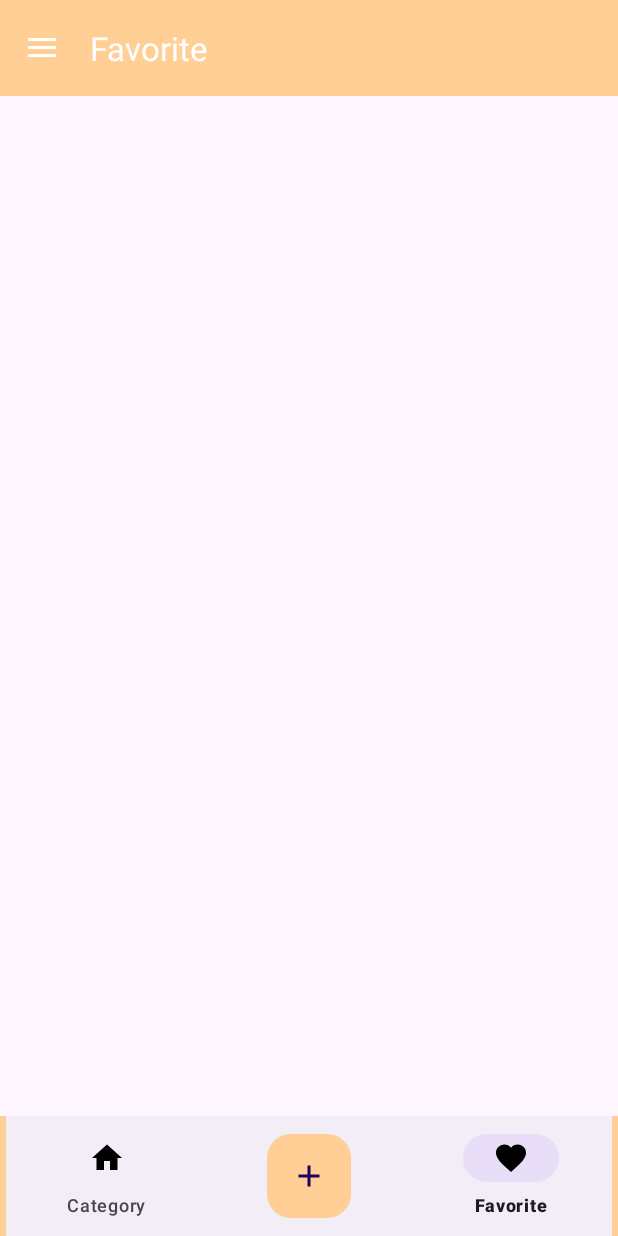
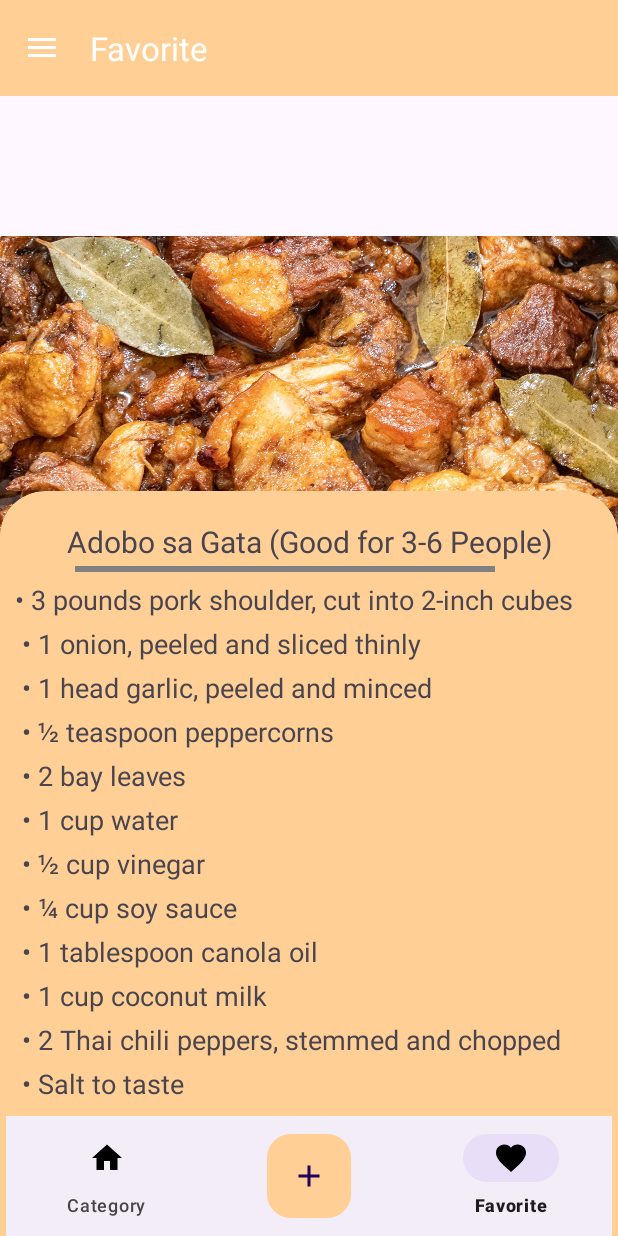
Before and after one commit to Juliusramos/Final, an Android app: the screen it shows after launch (MainActivity), item 3 of the bottom bar chosen, on a phone screen of 412 x 824 dp. Run offline under Robolectric (Android 15) with nearby library versions, the phone set to English and light mode, and no system bars.

Commit message:
for saving trying adobo

```diff
--- a/app/build.gradle.kts
+++ b/app/build.gradle.kts
@@ -51,4 +51,5 @@ dependencies {
     testImplementation("junit:junit:4.13.2")
     androidTestImplementation("androidx.test.ext:junit:1.1.5")
     androidTestImplementation("androidx.test.espresso:espresso-core:3.5.1")
+    implementation("androidx.cardview:cardview:1.0.0")
 }
--- a/app/src/main/java/com/firstapp/loginactivity/bottom_fragments/FavFragment.kt
+++ b/app/src/main/java/com/firstapp/loginactivity/bottom_fragments/FavFragment.kt
@@ -35,7 +35,7 @@ class FavFragment : Fragment() {
         savedInstanceState: Bundle?
     ): View? {
         // Inflate the layout for this fragment
-        return inflater.inflate(R.layout.fragment_fav, container, false)
+        return inflater.inflate(R.layout.fragment_porkadobo, container, false)
     }
 
     companion object {
--- /dev/null
+++ b/app/src/main/java/com/firstapp/loginactivity/bottom_fragments/PorkAdobo.kt
@@ -0,0 +1,32 @@
+package com.firstapp.loginactivity.bottom_fragments
+
+import android.os.Bundle
+import androidx.fragment.app.Fragment
+import android.view.LayoutInflater
+import android.view.View
+import android.view.ViewGroup
+import android.widget.TextView
+import com.firstapp.loginactivity.R
+
+class PorkAdobo : Fragment() {
+    // TODO: Rename and change types of parameters
+    private var param1: String? = null
+    private var param2: String? = null
+
+    override fun onCreate(savedInstanceState: Bundle?) {
+        super.onCreate(savedInstanceState)
+        arguments?.let {
+
+        }
+    }
+
+    override fun onCreateView(inflater: LayoutInflater, container: ViewGroup?,
+    savedInstanceState: Bundle?): View? {
+        val view = inflater.inflate(R.layout.fragment_porkadobo, container, false)
+        val adobosagata = view.findViewById<TextView>(R.id.tv_adobosagata)
+        val bulletedText = getString(R.string.bl_adobosagata)
+        adobosagata.text = bulletedText
+        // Inflate the layout for this fragment
+        return view
+    }
+}
--- /dev/null
+++ b/app/src/main/res/layout/fragment_porkadobo.xml
@@ -0,0 +1,64 @@
+<?xml version="1.0" encoding="utf-8"?>
+<LinearLayout xmlns:android="http://schemas.android.com/apk/res/android"
+    xmlns:tools="http://schemas.android.com/tools"
+    android:layout_width="match_parent"
+    android:layout_height="match_parent"
+    android:orientation="vertical"
+    xmlns:app="http://schemas.android.com/apk/res-auto"
+    android:gravity="bottom"
+    android:fillViewport="true"
+    tools:context=".bottom_fragments.PorkAdobo">
+
+
+    <LinearLayout
+        android:layout_width="match_parent"
+        android:layout_height="wrap_content"
+        >
+        <androidx.cardview.widget.CardView
+            android:layout_width="match_parent"
+            android:layout_height="wrap_content">
+        <ImageView
+            android:layout_width="wrap_content"
+            android:layout_height="200sp"
+            android:src="@drawable/adobo"
+            android:scaleType="centerCrop"
+            android:contentDescription="porkadobo"/>
+        </androidx.cardview.widget.CardView>
+    </LinearLayout>
+
+        <androidx.cardview.widget.CardView
+            android:layout_width="match_parent"
+            android:layout_height="wrap_content"
+            app:cardBackgroundColor="@color/orange"
+            app:cardCornerRadius="30dp"
+            android:layout_marginTop="-30dp">
+
+            <TextView
+                android:layout_width="match_parent"
+                android:layout_height="wrap_content"
+                android:text="Adobo sa Gata (Good for 3-6 People)"
+                android:textSize="20sp"
+                android:textAlignment="center"
+                android:layout_margin="20dp"/>
+
+            <View
+                android:layout_width="280dp"
+                android:layout_height="4dp"
+                android:background="@color/gray"
+                android:layout_marginTop="50dp"
+                android:layout_marginHorizontal="50dp"/>
+
+            <TextView
+                android:id="@+id/tv_adobosagata"
+                android:layout_width="match_parent"
+                android:layout_height="wrap_content"
+                android:layout_marginBottom="50dp"
+                android:layout_marginTop="50dp"
+                android:fontFamily="sans-serif"
+                android:lineSpacingExtra="8sp"
+                android:padding="10sp"
+                android:text="@string/bl_adobosagata"
+                android:textSize="18sp" />
+        </androidx.cardview.widget.CardView>
+
+</LinearLayout>
--- a/app/src/main/res/values/colors.xml
+++ b/app/src/main/res/values/colors.xml
@@ -3,4 +3,5 @@
     <color name="black">#FF000000</color>
     <color name="white">#FFFFFFFF</color>
     <color name="orange">#FFCF96</color>
+    <color name="gray">#808080</color>
 </resources>
--- a/app/src/main/res/values/strings.xml
+++ b/app/src/main/res/values/strings.xml
@@ -43,4 +43,19 @@
     <string name="enter_expense_amount_php">Enter Expense Amount(PHP)</string>
     <string name="add_expense">Add Expense</string>
     <string name="total_expense_php0_00">Total Expense: PHP0.00</string>
+
+    <string name="bl_adobosagata">
+         \u2022 3 pounds pork shoulder, cut into 2-inch cubes \n
+         \u2022 1 onion, peeled and sliced thinly \n
+         \u2022 1 head garlic, peeled and minced \n
+         \u2022 ½ teaspoon peppercorns \n
+         \u2022 2 bay leaves \n
+         \u2022  1 cup water \n
+         \u2022 ½ cup vinegar \n
+         \u2022 ¼ cup soy sauce \n
+         \u2022 1 tablespoon canola oil \n
+         \u2022 1 cup coconut milk \n
+         \u2022 2 Thai chili peppers, stemmed and chopped \n
+         \u2022 Salt to taste \n
+    </string>
 </resources>
```
